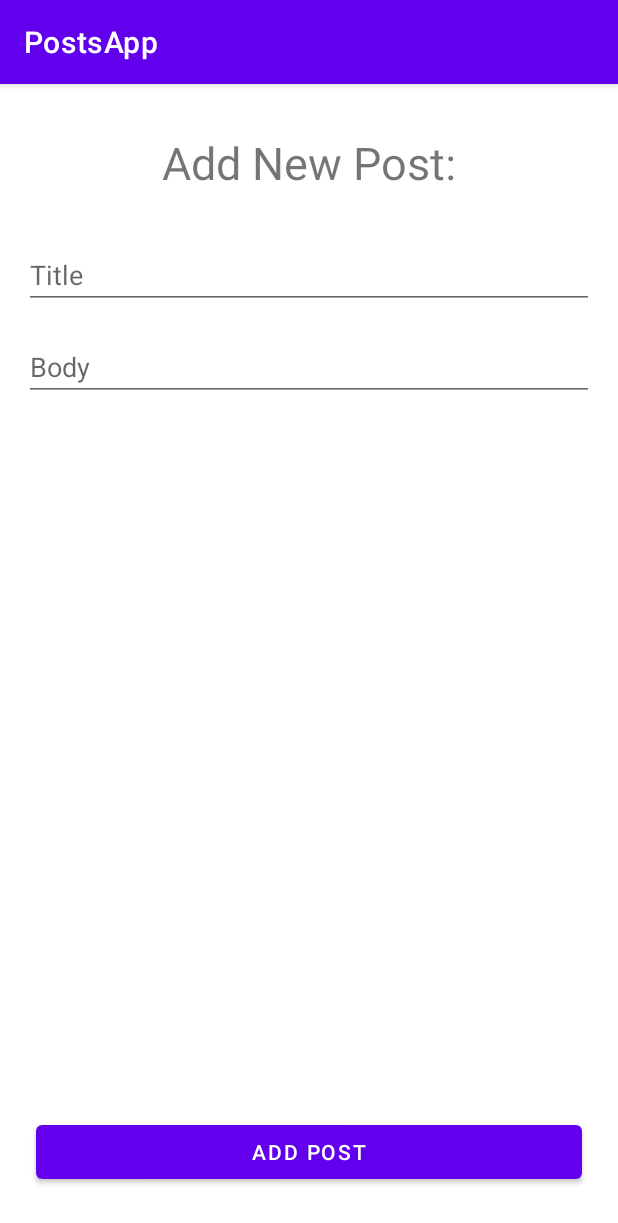
After one commit to richardeascanio/PostsApp, an Android app: the AddFragment screen opened through its navigation route, on a phone screen of 412 x 824 dp. The commit adds this screen. Shown: the top 1223 px of the screen. Run offline under Robolectric (Android 15) with nearby library versions, the phone set to English and light mode, and no system bars; our stand-ins replace Dagger/Hilt's generated code; libraries missing offline, so code that uses them is left out: androidx.hilt, androidx.hilt.lifecycle.

Commit message:
showing posts in a recyclerview

```diff
--- /dev/null
+++ b/app/src/main/java/com/richard/postsapp/adapter/PostAdapter.kt
@@ -0,0 +1,57 @@
+package com.richard.postsapp.adapter
+
+import android.util.Log
+import android.view.LayoutInflater
+import android.view.View
+import android.view.ViewGroup
+import android.widget.TextView
+import androidx.recyclerview.widget.AsyncListDiffer
+import androidx.recyclerview.widget.DiffUtil
+import androidx.recyclerview.widget.RecyclerView
+import com.richard.postsapp.R
+import com.richard.postsapp.data.Post
+import java.text.SimpleDateFormat
+import java.util.*
+
+class PostAdapter: RecyclerView.Adapter<PostAdapter.PostViewHolder>() {
+
+    private val TAG = "PostAdapter"
+
+    inner class PostViewHolder(itemView: View): RecyclerView.ViewHolder(itemView)
+
+    private val diffCallback = object: DiffUtil.ItemCallback<Post>() {
+        override fun areItemsTheSame(oldItem: Post, newItem: Post): Boolean {
+            return oldItem.id == newItem.id
+        }
+
+        override fun areContentsTheSame(oldItem: Post, newItem: Post): Boolean {
+            return oldItem.hashCode() == newItem.hashCode()
+        }
+    }
+
+    private val differ = AsyncListDiffer(this, diffCallback)
+
+    fun submitList(list: List<Post>) = differ.submitList(list)
+
+    override fun onCreateViewHolder(parent: ViewGroup, viewType: Int): PostViewHolder {
+        return PostViewHolder(
+            LayoutInflater.from(parent.context).inflate(
+                R.layout.item_post,
+                parent,
+                false
+            )
+        )
+    }
+
+    override fun onBindViewHolder(holder: PostViewHolder, position: Int) {
+        val post = differ.currentList[position]
+        val view = holder.itemView
+        val tvTitle = view.findViewById<TextView>(R.id.tvTitle)
+        val title = post.title
+        tvTitle.text = title
+    }
+
+    override fun getItemCount(): Int {
+        return differ.currentList.size
+    }
+}
--- /dev/null
+++ b/app/src/main/java/com/richard/postsapp/ui/fragments/AddFragment.kt
@@ -0,0 +1,7 @@
+package com.richard.postsapp.ui.fragments
+
+import androidx.fragment.app.Fragment
+import com.richard.postsapp.R
+
+class AddFragment: Fragment(R.layout.add_post_fragment) {
+}
--- /dev/null
+++ b/app/src/main/java/com/richard/postsapp/ui/fragments/PostsFragment.kt
@@ -0,0 +1,90 @@
+package com.richard.postsapp.ui.fragments
+
+import android.os.Bundle
+import android.view.View
+import android.widget.ProgressBar
+import android.widget.TextView
+import android.widget.Toast
+import androidx.fragment.app.Fragment
+import androidx.fragment.app.viewModels
+import androidx.navigation.fragment.findNavController
+import androidx.recyclerview.widget.LinearLayoutManager
+import androidx.recyclerview.widget.RecyclerView
+import com.google.android.material.floatingactionbutton.FloatingActionButton
+import com.richard.postsapp.R
+import com.richard.postsapp.adapter.PostAdapter
+import com.richard.postsapp.data.Post
+import com.richard.postsapp.ui.MainStateEvent
+import com.richard.postsapp.ui.MainViewModel
+import com.richard.postsapp.util.DataState
+import dagger.hilt.android.AndroidEntryPoint
+import kotlinx.coroutines.ExperimentalCoroutinesApi
+
+@ExperimentalCoroutinesApi
+@AndroidEntryPoint
+class PostsFragment : Fragment(R.layout.posts_fragment), View.OnClickListener {
+
+    private lateinit var recyclerView: RecyclerView
+    private lateinit var progressBar: ProgressBar
+    private lateinit var fab: FloatingActionButton
+    private lateinit var postAdapter: PostAdapter
+
+    private val viewModel: MainViewModel by viewModels()
+
+    override fun onViewCreated(view: View, savedInstanceState: Bundle?) {
+        super.onViewCreated(view, savedInstanceState)
+        recyclerView = view.findViewById(R.id.rvPosts)
+        progressBar = view.findViewById(R.id.progressBar)
+        fab = view.findViewById(R.id.fab)
+
+        setupRecyclerView()
+
+        fab.setOnClickListener(this)
+        subscribeObservers()
+        viewModel.setStateEvent(MainStateEvent.GetPostEvents)
+    }
+
+    private fun setupRecyclerView() = recyclerView.apply {
+        postAdapter = PostAdapter()
+        adapter = postAdapter
+        layoutManager = LinearLayoutManager(requireContext())
+    }
+
+    private fun subscribeObservers() {
+        viewModel.dataState.observe(viewLifecycleOwner) { dataState ->
+            when(dataState) {
+                is DataState.Success<List<Post>> -> {
+                    displayProgressBar(false)
+                    postAdapter.submitList(dataState.data)
+                }
+                is DataState.Error -> {
+                    displayProgressBar(false)
+                    displayError(dataState.exception.message)
+                }
+                is DataState.Loading -> {
+                    displayProgressBar(true)
+                }
+            }
+        }
+    }
+
+    private fun displayError(message: String?) {
+        if (message != null) {
+            Toast.makeText(requireContext(), message, Toast.LENGTH_SHORT).show()
+        } else {
+            Toast.makeText(requireContext(), "Unknown error", Toast.LENGTH_SHORT).show()
+        }
+    }
+
+    private fun displayProgressBar(isDisplayed: Boolean) {
+        progressBar.visibility = if (isDisplayed) View.VISIBLE else View.GONE
+    }
+
+    override fun onClick(v: View?) {
+        v?.let {
+            // Check if view is null
+            findNavController().navigate(R.id.action_postsFragment_to_addFragment)
+        }
+    }
+
+}
--- /dev/null
+++ b/app/src/main/res/drawable/ic_add_white.xml
@@ -0,0 +1,5 @@
+<vector android:height="24dp" android:tint="#FFFFFF"
+    android:viewportHeight="24" android:viewportWidth="24"
+    android:width="24dp" xmlns:android="http://schemas.android.com/apk/res/android">
+    <path android:fillColor="@android:color/white" android:pathData="M19,13h-6v6h-2v-6H5v-2h6V5h2v6h6v2z"/>
+</vector>
--- a/app/src/main/res/layout/activity_main.xml
+++ b/app/src/main/res/layout/activity_main.xml
@@ -2,30 +2,20 @@
     xmlns:app="http://schemas.android.com/apk/res-auto"
     xmlns:tools="http://schemas.android.com/tools"
     android:layout_width="match_parent"
-    android:layout_height="match_parent"
-    tools:context=".ui.MainActivity">
+    android:layout_height="match_parent">
 
-    <ProgressBar
-        android:id="@+id/progressBar"
-        android:layout_width="wrap_content"
-        android:layout_height="wrap_content"
-        app:layout_constraintBottom_toBottomOf="parent"
-        app:layout_constraintEnd_toEndOf="parent"
-        app:layout_constraintStart_toStartOf="parent"
-        app:layout_constraintTop_toTopOf="parent"
-        android:visibility="gone"
-        tools:visibility="visible"/>
+    <FrameLayout
+        android:layout_width="match_parent"
+        android:layout_height="match_parent">
 
-    <TextView
-        android:id="@+id/text"
-        android:layout_width="match_parent"
-        android:layout_height="match_parent"
-        app:layout_constraintTop_toTopOf="parent"
-        app:layout_constraintStart_toStartOf="parent"
-        app:layout_constraintEnd_toEndOf="parent"
-        android:textAlignment="textStart"
-        android:padding="16dp"
-        android:textColor="#000"
-        android:textSize="24sp"/>
+        <fragment
+            android:id="@+id/navHostFragment"
+            android:layout_width="match_parent"
+            android:layout_height="match_parent"
+            android:name="androidx.navigation.fragment.NavHostFragment"
+            app:defaultNavHost="true"
+            app:navGraph="@navigation/nav_graph"/>
+
+    </FrameLayout>
 
 </androidx.constraintlayout.widget.ConstraintLayout>
--- /dev/null
+++ b/app/src/main/res/layout/add_post_fragment.xml
@@ -0,0 +1,61 @@
+<?xml version="1.0" encoding="utf-8"?>
+<androidx.constraintlayout.widget.ConstraintLayout xmlns:android="http://schemas.android.com/apk/res/android"
+    xmlns:app="http://schemas.android.com/apk/res-auto"
+    xmlns:tools="http://schemas.android.com/tools"
+    android:layout_width="match_parent"
+    android:layout_height="match_parent">
+
+    <TextView
+        android:id="@+id/textView"
+        android:layout_width="wrap_content"
+        android:layout_height="wrap_content"
+        android:layout_marginTop="32dp"
+        android:text="Add New Post:"
+        android:textSize="30sp"
+        app:layout_constraintEnd_toEndOf="parent"
+        app:layout_constraintStart_toStartOf="parent"
+        app:layout_constraintTop_toTopOf="parent" />
+
+    <EditText
+        android:id="@+id/editTextTitle"
+        android:layout_width="0dp"
+        android:layout_height="wrap_content"
+        android:layout_marginStart="16dp"
+        android:layout_marginTop="32dp"
+        android:layout_marginEnd="16dp"
+        android:ems="10"
+        android:hint="Title"
+        android:inputType="textPersonName"
+        android:singleLine="true"
+        app:layout_constraintEnd_toEndOf="parent"
+        app:layout_constraintStart_toStartOf="parent"
+        app:layout_constraintTop_toBottomOf="@+id/textView" />
+
+    <EditText
+        android:id="@+id/editTextBody"
+        android:layout_width="0dp"
+        android:layout_height="wrap_content"
+        android:layout_marginStart="16dp"
+        android:layout_marginTop="16dp"
+        android:layout_marginEnd="16dp"
+        android:ems="10"
+        android:hint="Body"
+        android:inputType="textPersonName"
+        android:singleLine="true"
+        app:layout_constraintEnd_toEndOf="parent"
+        app:layout_constraintStart_toStartOf="parent"
+        app:layout_constraintTop_toBottomOf="@+id/editTextTitle" />
+
+    <Button
+        android:id="@+id/button"
+        android:layout_width="0dp"
+        android:layout_height="wrap_content"
+        android:layout_marginStart="24dp"
+        android:layout_marginEnd="24dp"
+        android:layout_marginBottom="32dp"
+        android:text="Add Post"
+        app:layout_constraintBottom_toBottomOf="parent"
+        app:layout_constraintEnd_toEndOf="parent"
+        app:layout_constraintStart_toStartOf="parent" />
+
+</androidx.constraintlayout.widget.ConstraintLayout>
--- /dev/null
+++ b/app/src/main/res/navigation/nav_graph.xml
@@ -0,0 +1,19 @@
+<?xml version="1.0" encoding="utf-8"?>
+<navigation xmlns:android="http://schemas.android.com/apk/res/android"
+    xmlns:app="http://schemas.android.com/apk/res-auto"
+    android:id="@+id/nav_graph"
+    app:startDestination="@id/postsFragment">
+
+    <fragment
+        android:id="@+id/postsFragment"
+        android:name="com.richard.postsapp.ui.fragments.PostsFragment"
+        android:label="PostsFragment" >
+        <action
+            android:id="@+id/action_postsFragment_to_addFragment"
+            app:destination="@id/addFragment" />
+    </fragment>
+    <fragment
+        android:id="@+id/addFragment"
+        android:name="com.richard.postsapp.ui.fragments.AddFragment"
+        android:label="AddFragment" />
+</navigation>
--- a/app/src/main/res/values/themes.xml
+++ b/app/src/main/res/values/themes.xml
@@ -8,7 +8,7 @@
         <!-- Secondary brand color. -->
         <item name="colorSecondary">@color/teal_200</item>
         <item name="colorSecondaryVariant">@color/teal_700</item>
-        <item name="colorOnSecondary">@color/black</item>
+        <item name="colorOnSecondary">@color/white</item>
         <!-- Status bar color. -->
         <item name="android:statusBarColor" tools:targetApi="l">?attr/colorPrimaryVariant</item>
         <!-- Customize your theme here. -->
--- a/gradle.properties
+++ b/gradle.properties
@@ -17,3 +17,4 @@ org.gradle.jvmargs=-Xmx2048m -Dfile.encoding=UTF-8
 android.useAndroidX=true
 # Kotlin code style for this project: "official" or "obsolete":
 kotlin.code.style=official
+android.enableJetifier=true
```
Also changed, not shown: app/build.gradle (+8 -0 lines), app/src/main/java/com/richard/postsapp/ui/MainActivity.kt (+0 -47 lines), app/src/main/res/layout/item_post.xml (added, +32 -0 lines), app/src/main/res/layout/posts_fragment.xml (added, +35 -0 lines).
